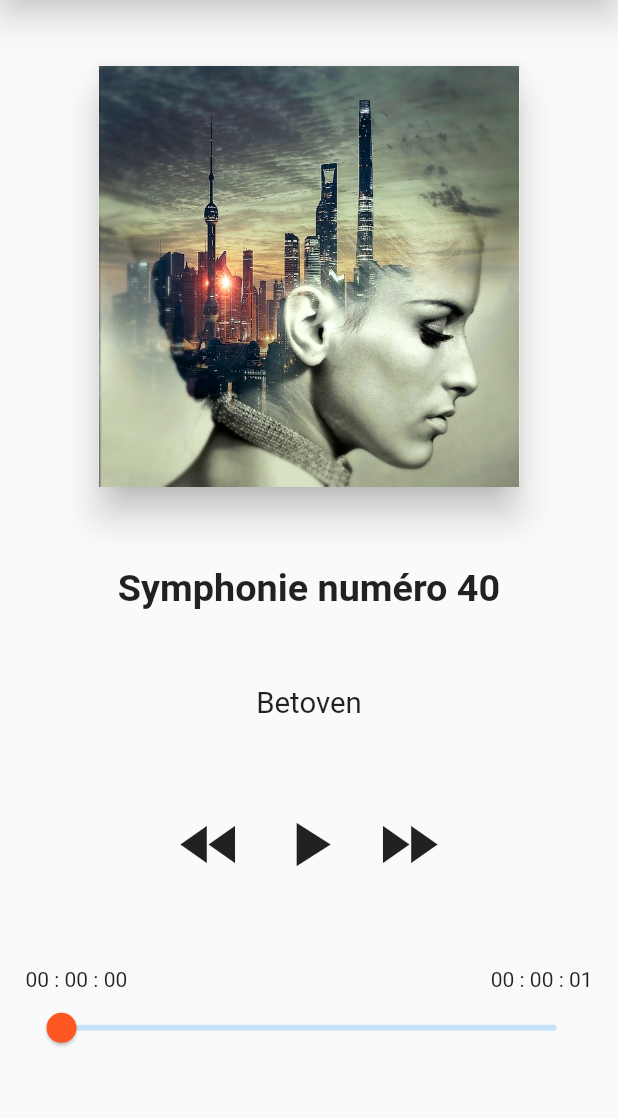
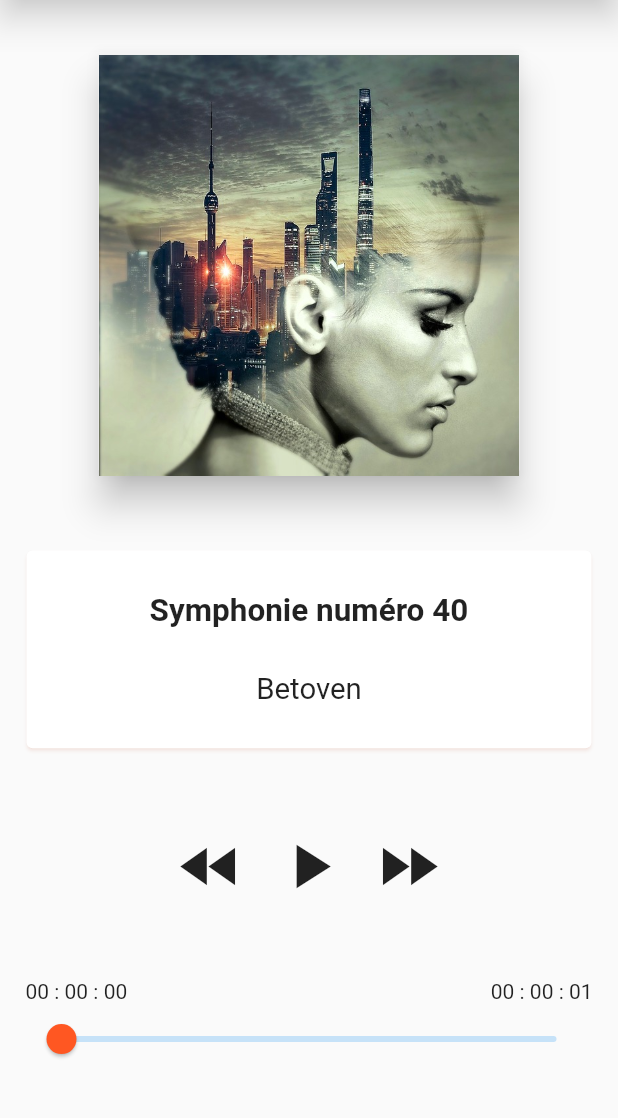
Before and after one commit to abdouwarissiboukari/light_music, a Flutter app: the screen it shows after launch, on a phone screen of 412 x 824 dp, the part 98-1216 px from its top. Run offline on Flutter 3.47's test engine with Material 2 defaults, Android fonts, the phone set to English and light mode, and no system bars; our stand-ins replace audioplayers, google_fonts; Roboto replaces fonts that are missing (Signika).

Commit message:
Adds of 2023-02-121

```diff
--- a/lib/views/CustomBody.dart
+++ b/lib/views/CustomBody.dart
@@ -1,5 +1,6 @@
 import 'package:audioplayers/audioplayers.dart';
 import 'package:flutter/material.dart';
+import 'package:light_music/main.dart';
 import 'package:light_music/models/MusicData.dart';
 import 'package:light_music/models/Song.dart';
 import 'package:light_music/services/DataProvider.dart';
@@ -37,6 +38,7 @@ class CustomBodyState extends State<CustomBody> {
 
   @override
   Widget build(BuildContext context) {
+    Size size = MediaQuery.of(context).size;
     return Center(
       child: SafeArea(
         child: Container(
@@ -49,14 +51,29 @@ class CustomBodyState extends State<CustomBody> {
             mainAxisSize: MainAxisSize.max,
             children: [
               CustomImageView(imagePath: song.getImagePath),
+              Card(
+                shadowColor: appColor.withOpacity(0.2),
+                elevation: 1,
+                child: Container(
+                  margin: const EdgeInsets.only(left: 7, right: 7),
+                  height: size.height * 0.16,
+                  width: size.width * 0.88,
+                  child: Column(
+                    mainAxisAlignment: MainAxisAlignment.spaceEvenly,
+                    mainAxisSize: MainAxisSize.min,
+                    children: [
                       CustomTextView(
                         textValue: song.title,
-                factor: 1.8,
+                        factor: 1.5,
                         fontWeight: FontWeight.bold,
                       ),
                       CustomTextView(
                         textValue: song.artist,
                         factor: 1.4,
+                      )
+                    ],
+                  ),
+                ),
               ),
               Row(
                 mainAxisAlignment: MainAxisAlignment.spaceEvenly,
--- a/lib/views/CustomTextView.dart
+++ b/lib/views/CustomTextView.dart
@@ -5,12 +5,14 @@ class CustomTextView extends StatelessWidget {
   String textValue;
   double factor;
   FontWeight fontWeight;
+  TextAlign textAlign;
 
   CustomTextView({
     super.key,
     required this.textValue,
     this.factor = 1.0,
     this.fontWeight = FontWeight.normal,
+    this.textAlign = TextAlign.center,
   });
 
   @override
@@ -21,6 +23,7 @@ class CustomTextView extends StatelessWidget {
       style: GoogleFonts.signika(
         fontWeight: fontWeight,
       ),
+      textAlign: textAlign,
     );
   }
 }
```
Lines whose indentation alone changed are shown as unchanged.
